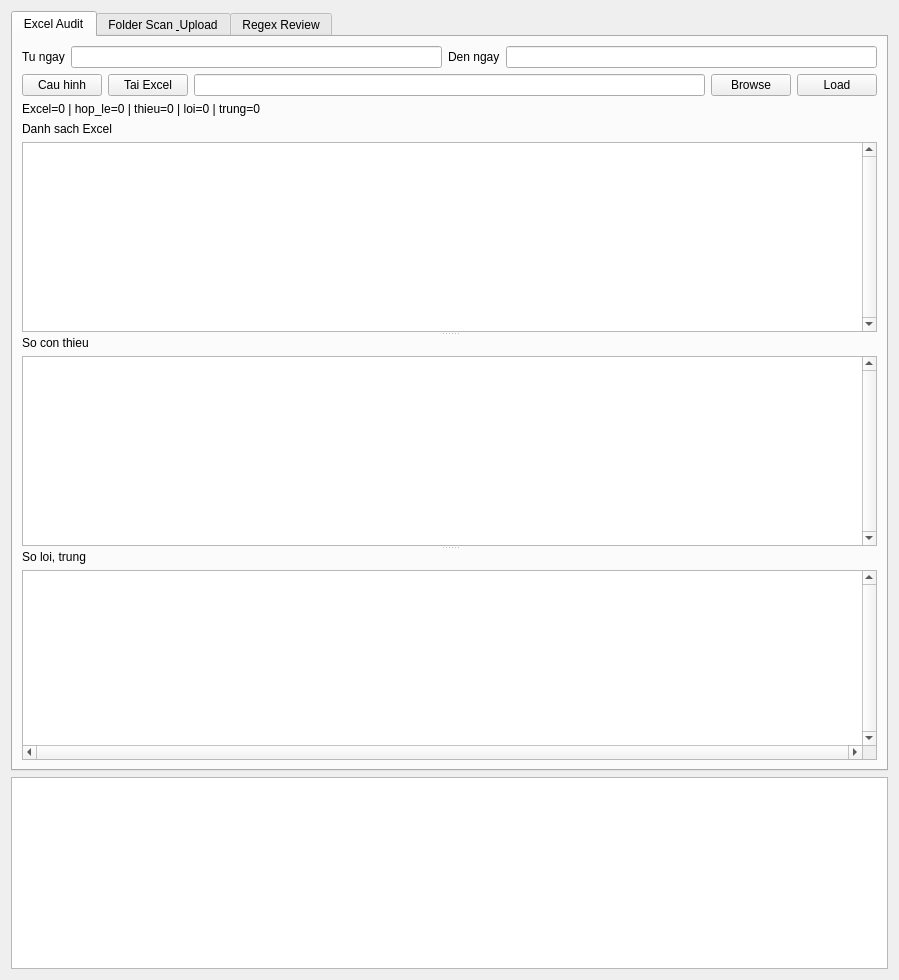
Above: ui_qt/forms/main_window.ui from minhnhatnguyen6297-a11y/upload_lab before the change. Below: the same form after it.
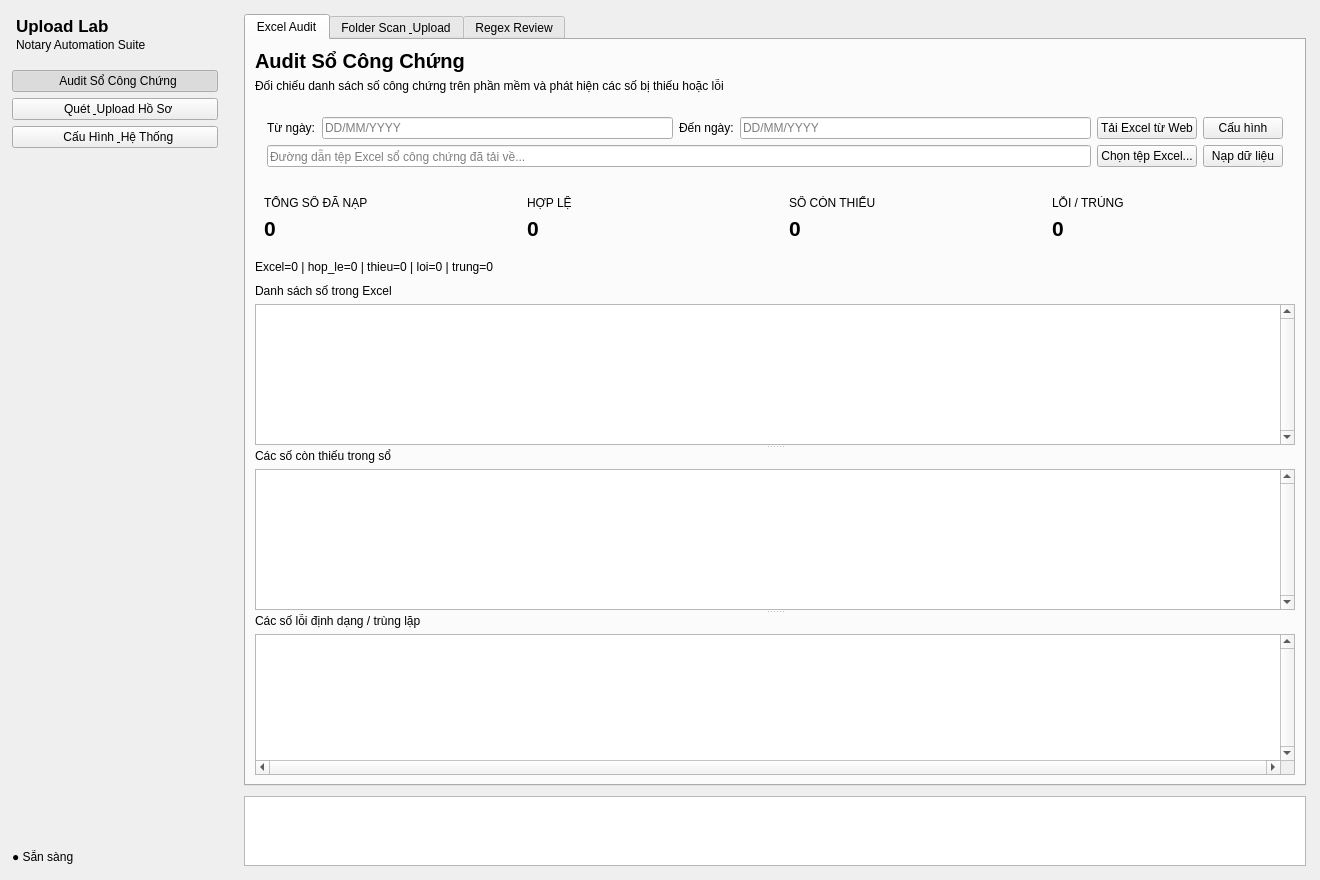
That is the form after the change.

Commit message: feat(ui): implement Windows 11 Fluent Sidebar Navigation, KPI Stat Cards, and Card containers

The edit to the form file:
```diff
--- a/ui_qt/forms/main_window.ui
+++ b/ui_qt/forms/main_window.ui
@@ -2,7 +2,179 @@
 <ui version="4.0">
  <class>UploadLabMainWindow</class>
  <widget class="QWidget" name="centralWidget">
+  <property name="geometry">
+   <rect>
+    <x>0</x>
+    <y>0</y>
+    <width>1320</width>
+    <height>880</height>
+   </rect>
+  </property>
+  <property name="windowTitle">
+   <string>Upload Lab</string>
+  </property>
+  <layout class="QHBoxLayout" name="rootHorizontalLayout">
+   <property name="spacing">
+    <number>0</number>
+   </property>
+   <property name="leftMargin">
+    <number>0</number>
+   </property>
+   <property name="topMargin">
+    <number>0</number>
+   </property>
+   <property name="rightMargin">
+    <number>0</number>
+   </property>
+   <property name="bottomMargin">
+    <number>0</number>
+   </property>
+   <item>
+    <!-- Left Navigation Rail (Sidebar) -->
+    <widget class="QWidget" name="sidebarWidget">
+     <property name="minimumSize">
+      <size>
+       <width>230</width>
+       <height>0</height>
+      </size>
+     </property>
+     <property name="maximumSize">
+      <size>
+       <width>230</width>
+       <height>16777215</height>
+      </size>
+     </property>
+     <layout class="QVBoxLayout" name="sidebarLayout">
+      <property name="spacing">
+       <number>6</number>
+      </property>
+      <property name="leftMargin">
+       <number>12</number>
+      </property>
+      <property name="topMargin">
+       <number>16</number>
+      </property>
+      <property name="rightMargin">
+       <number>12</number>
+      </property>
+      <property name="bottomMargin">
+       <number>16</number>
+      </property>
+      <item>
+       <!-- App Brand Header -->
+       <widget class="QWidget" name="appBrandWidget">
+        <layout class="QVBoxLayout" name="appBrandLayout">
+         <property name="spacing">
+          <number>2</number>
+         </property>
+         <property name="leftMargin">
+          <number>4</number>
+         </property>
+         <property name="topMargin">
+          <number>0</number>
+         </property>
+         <property name="rightMargin">
+          <number>4</number>
+         </property>
+         <property name="bottomMargin">
+          <number>12</number>
+         </property>
+         <item>
+          <widget class="QLabel" name="appTitleLabel">
+           <property name="text">
+            <string>Upload Lab</string>
+           </property>
+           <property name="font">
+            <font>
+             <pointsize>13</pointsize>
+             <bold>true</bold>
+            </font>
+           </property>
+          </widget>
+         </item>
+         <item>
+          <widget class="QLabel" name="appSubtitleLabel">
+           <property name="text">
+            <string>Notary Automation Suite</string>
+           </property>
+          </widget>
+         </item>
+        </layout>
+       </widget>
+      </item>
+      <item>
+       <!-- Navigation Buttons -->
+       <widget class="QPushButton" name="navExcelButton">
+        <property name="text">
+         <string>  Audit Sổ Công Chứng</string>
+        </property>
+        <property name="checkable">
+         <bool>true</bool>
+        </property>
+        <property name="checked">
+         <bool>true</bool>
+        </property>
+       </widget>
+      </item>
+      <item>
+       <widget class="QPushButton" name="navFolderButton">
+        <property name="text">
+         <string>  Quét &amp; Upload Hồ Sơ</string>
+        </property>
+        <property name="checkable">
+         <bool>true</bool>
+        </property>
+       </widget>
+      </item>
+      <item>
+       <widget class="QPushButton" name="navSettingsButton">
+        <property name="text">
+         <string>  Cấu Hình &amp; Hệ Thống</string>
+        </property>
+        <property name="checkable">
+         <bool>true</bool>
+        </property>
+       </widget>
+      </item>
+      <item>
+       <spacer name="sidebarSpacer">
+        <property name="orientation">
+         <enum>Qt::Vertical</enum>
+        </property>
+        <property name="sizeHint" stdset="0">
+         <size>
+          <width>20</width>
+          <height>40</height>
+         </size>
+        </property>
+       </spacer>
+      </item>
+      <item>
+       <widget class="QLabel" name="systemStatusBadge">
+        <property name="text">
+         <string>● Sẵn sàng</string>
+        </property>
+       </widget>
+      </item>
+     </layout>
+    </widget>
+   </item>
+   <item>
+    <!-- Right Main Content -->
+    <widget class="QWidget" name="mainContentWidget">
   <layout class="QVBoxLayout" name="mainLayout">
+      <property name="leftMargin">
+       <number>14</number>
+      </property>
+      <property name="topMargin">
+       <number>14</number>
+      </property>
+      <property name="rightMargin">
+       <number>14</number>
+      </property>
+      <property name="bottomMargin">
+       <number>14</number>
+      </property>
    <item>
     <widget class="QTabWidget" name="mainTabs">
      <property name="currentIndex">
@@ -13,64 +185,209 @@
        <string>Excel Audit</string>
       </attribute>
       <layout class="QVBoxLayout" name="excelLayout">
+          <property name="spacing">
+           <number>10</number>
+          </property>
+          <item>
+           <!-- Page Header Title -->
+           <widget class="QWidget" name="excelHeaderTitleWidget">
+            <layout class="QVBoxLayout" name="excelHeaderTitleLayout">
+             <property name="leftMargin"><number>0</number></property>
+             <property name="topMargin"><number>0</number></property>
+             <property name="rightMargin"><number>0</number></property>
+             <property name="bottomMargin"><number>4</number></property>
+             <item>
+              <widget class="QLabel" name="excelPageTitleLabel">
+               <property name="text">
+                <string>Audit Sổ Công Chứng</string>
+               </property>
+               <property name="font">
+                <font>
+                 <pointsize>15</pointsize>
+                 <bold>true</bold>
+                </font>
+               </property>
+              </widget>
+             </item>
+             <item>
+              <widget class="QLabel" name="excelPageSubtitleLabel">
+               <property name="text">
+                <string>Đối chiếu danh sách số công chứng trên phần mềm và phát hiện các số bị thiếu hoặc lỗi</string>
+               </property>
+              </widget>
+             </item>
+            </layout>
+           </widget>
+          </item>
+          <item>
+           <!-- Top Control Card -->
+           <widget class="QWidget" name="excelFilterCard">
+            <layout class="QVBoxLayout" name="excelFilterCardLayout">
+             <property name="leftMargin"><number>12</number></property>
+             <property name="topMargin"><number>10</number></property>
+             <property name="rightMargin"><number>12</number></property>
+             <property name="bottomMargin"><number>10</number></property>
        <item>
         <layout class="QHBoxLayout" name="excelDateLayout">
          <item>
           <widget class="QLabel" name="fromDateLabel">
            <property name="text">
-            <string>Tu ngay</string>
+                  <string>Từ ngày:</string>
            </property>
           </widget>
          </item>
          <item>
-          <widget class="QLineEdit" name="fromDateEdit"/>
+                <widget class="QLineEdit" name="fromDateEdit">
+                 <property name="placeholderText">
+                  <string>DD/MM/YYYY</string>
+                 </property>
+                </widget>
          </item>
          <item>
           <widget class="QLabel" name="toDateLabel">
            <property name="text">
-            <string>Den ngay</string>
+                  <string>Đến ngày:</string>
            </property>
           </widget>
          </item>
          <item>
-          <widget class="QLineEdit" name="toDateEdit"/>
-         </item>
-        </layout>
-       </item>
-       <item>
-        <layout class="QHBoxLayout" name="excelPathLayout">
-         <item>
-          <widget class="QPushButton" name="configureUploaderButton">
-           <property name="text">
-            <string>Cau hinh</string>
+                <widget class="QLineEdit" name="toDateEdit">
+                 <property name="placeholderText">
+                  <string>DD/MM/YYYY</string>
            </property>
           </widget>
          </item>
          <item>
           <widget class="QPushButton" name="downloadExcelButton">
            <property name="text">
-            <string>Tai Excel</string>
+                  <string>Tải Excel từ Web</string>
            </property>
           </widget>
          </item>
          <item>
-          <widget class="QLineEdit" name="excelPathEdit"/>
+                <widget class="QPushButton" name="configureUploaderButton">
+                 <property name="text">
+                  <string>Cấu hình</string>
+                 </property>
+                </widget>
+               </item>
+              </layout>
+             </item>
+             <item>
+              <layout class="QHBoxLayout" name="excelPathLayout">
+               <item>
+                <widget class="QLineEdit" name="excelPathEdit">
+                 <property name="placeholderText">
+                  <string>Đường dẫn tệp Excel sổ công chứng đã tải về...</string>
+                 </property>
+                </widget>
          </item>
          <item>
           <widget class="QPushButton" name="browseExcelButton">
            <property name="text">
-            <string>Browse</string>
+                  <string>Chọn tệp Excel...</string>
            </property>
           </widget>
          </item>
          <item>
           <widget class="QPushButton" name="loadExcelButton">
            <property name="text">
-            <string>Load</string>
+                  <string>Nạp dữ liệu</string>
            </property>
           </widget>
          </item>
         </layout>
+             </item>
+            </layout>
+           </widget>
+          </item>
+          <item>
+           <!-- KPI Stat Summary Banner -->
+           <widget class="QWidget" name="excelKpiContainer">
+            <layout class="QHBoxLayout" name="excelKpiLayout">
+             <property name="spacing"><number>10</number></property>
+             <property name="leftMargin"><number>0</number></property>
+             <property name="topMargin"><number>0</number></property>
+             <property name="rightMargin"><number>0</number></property>
+             <property name="bottomMargin"><number>0</number></property>
+             <item>
+              <widget class="QWidget" name="kpiTotalCard">
+               <layout class="QVBoxLayout" name="kpiTotalLayout">
+                <item>
+                 <widget class="QLabel" name="kpiTotalTitle">
+                  <property name="text"><string>TỔNG SỐ ĐÃ NẠP</string></property>
+                 </widget>
+                </item>
+                <item>
+                 <widget class="QLabel" name="kpiTotalValue">
+                  <property name="text"><string>0</string></property>
+                  <property name="font">
+                   <font><pointsize>16</pointsize><bold>true</bold></font>
+                  </property>
+                 </widget>
+                </item>
+               </layout>
+              </widget>
+             </item>
+             <item>
+              <widget class="QWidget" name="kpiValidCard">
+               <layout class="QVBoxLayout" name="kpiValidLayout">
+                <item>
+                 <widget class="QLabel" name="kpiValidTitle">
+                  <property name="text"><string>HỢP LỆ</string></property>
+                 </widget>
+                </item>
+                <item>
+                 <widget class="QLabel" name="kpiValidValue">
+                  <property name="text"><string>0</string></property>
+                  <property name="font">
+                   <font><pointsize>16</pointsize><bold>true</bold></font>
+                  </property>
+                 </widget>
+                </item>
+               </layout>
+              </widget>
+             </item>
+             <item>
+              <widget class="QWidget" name="kpiMissingCard">
+               <layout class="QVBoxLayout" name="kpiMissingLayout">
+                <item>
+                 <widget class="QLabel" name="kpiMissingTitle">
+                  <property name="text"><string>SỐ CÒN THIẾU</string></property>
+                 </widget>
+                </item>
+                <item>
+                 <widget class="QLabel" name="kpiMissingValue">
+                  <property name="text"><string>0</string></property>
+                  <property name="font">
+                   <font><pointsize>16</pointsize><bold>true</bold></font>
+                  </property>
+                 </widget>
+                </item>
+               </layout>
+              </widget>
+             </item>
+             <item>
+              <widget class="QWidget" name="kpiIssueCard">
+               <layout class="QVBoxLayout" name="kpiIssueLayout">
+                <item>
+                 <widget class="QLabel" name="kpiIssueTitle">
+                  <property name="text"><string>LỖI / TRÙNG</string></property>
+                 </widget>
+                </item>
+                <item>
+                 <widget class="QLabel" name="kpiIssueValue">
+                  <property name="text"><string>0</string></property>
+                  <property name="font">
+                   <font><pointsize>16</pointsize><bold>true</bold></font>
+                  </property>
+                 </widget>
+                </item>
+               </layout>
+              </widget>
+             </item>
+            </layout>
+           </widget>
        </item>
        <item>
         <widget class="QLabel" name="excelSummaryLabel">
@@ -89,7 +406,7 @@
            <item>
             <widget class="QLabel" name="excelDisplayLabel">
              <property name="text">
-              <string>Danh sach Excel</string>
+                 <string>Danh sách số trong Excel</string>
              </property>
             </widget>
            </item>
@@ -113,7 +430,7 @@
            <item>
             <widget class="QLabel" name="excelMissingLabel">
              <property name="text">
-              <string>So con thieu</string>
+                 <string>Các số còn thiếu trong sổ</string>
              </property>
             </widget>
            </item>
@@ -137,7 +454,7 @@
            <item>
             <widget class="QLabel" name="excelIssueLabel">
              <property name="text">
-              <string>So loi, trung</string>
+                 <string>Các số lỗi định dạng / trùng lặp</string>
              </property>
             </widget>
            </item>
@@ -361,11 +678,31 @@
      </widget>
     </widget>
    </item>
+      <item>
+       <!-- Bottom Collapsible Log Terminal -->
+       <widget class="QWidget" name="logContainerWidget">
+        <layout class="QVBoxLayout" name="logContainerLayout">
+         <property name="leftMargin"><number>0</number></property>
+         <property name="topMargin"><number>4</number></property>
+         <property name="rightMargin"><number>0</number></property>
+         <property name="bottomMargin"><number>0</number></property>
    <item>
     <widget class="QPlainTextEdit" name="logText">
+           <property name="maximumSize">
+            <size>
+             <width>16777215</width>
+             <height>140</height>
+            </size>
+           </property>
      <property name="readOnly">
       <bool>true</bool>
      </property>
+          </widget>
+         </item>
+        </layout>
+       </widget>
+      </item>
+     </layout>
     </widget>
    </item>
   </layout>
```
Left out of the diff: 135 changed lines with no effect on the pictures. Lines whose indentation alone changed are shown as unchanged. The commit also changes 5 other files.
